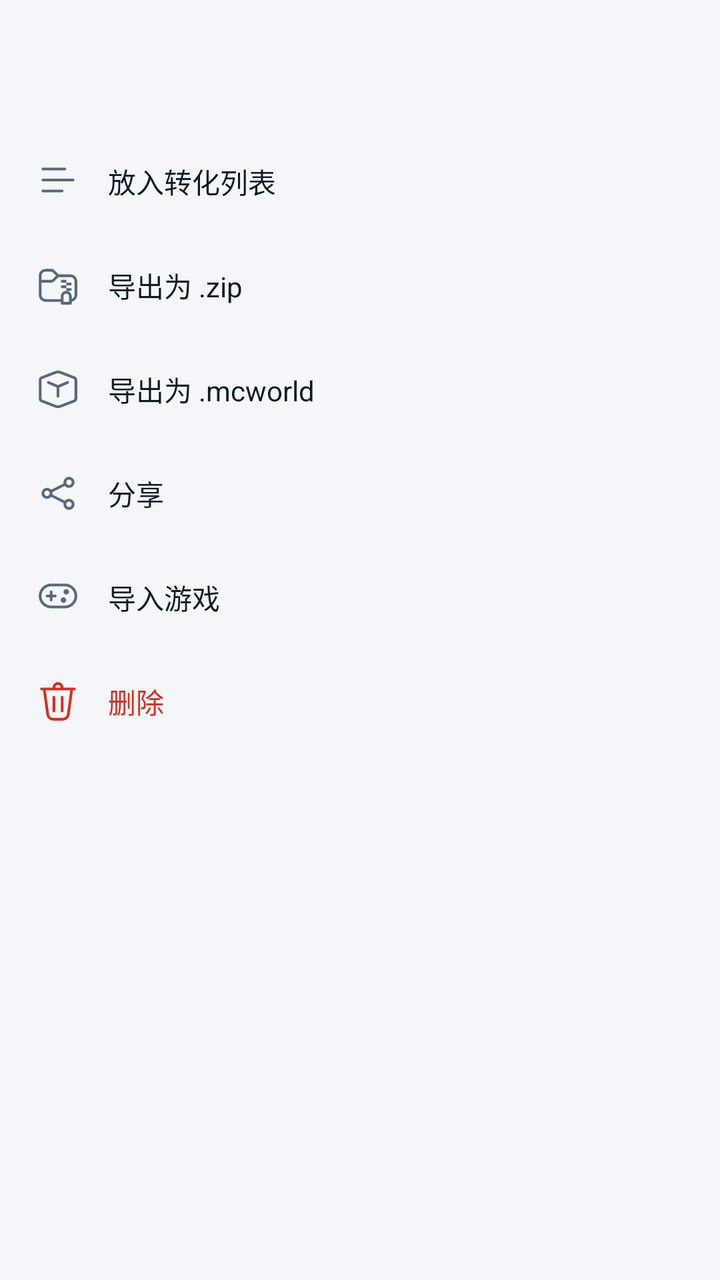
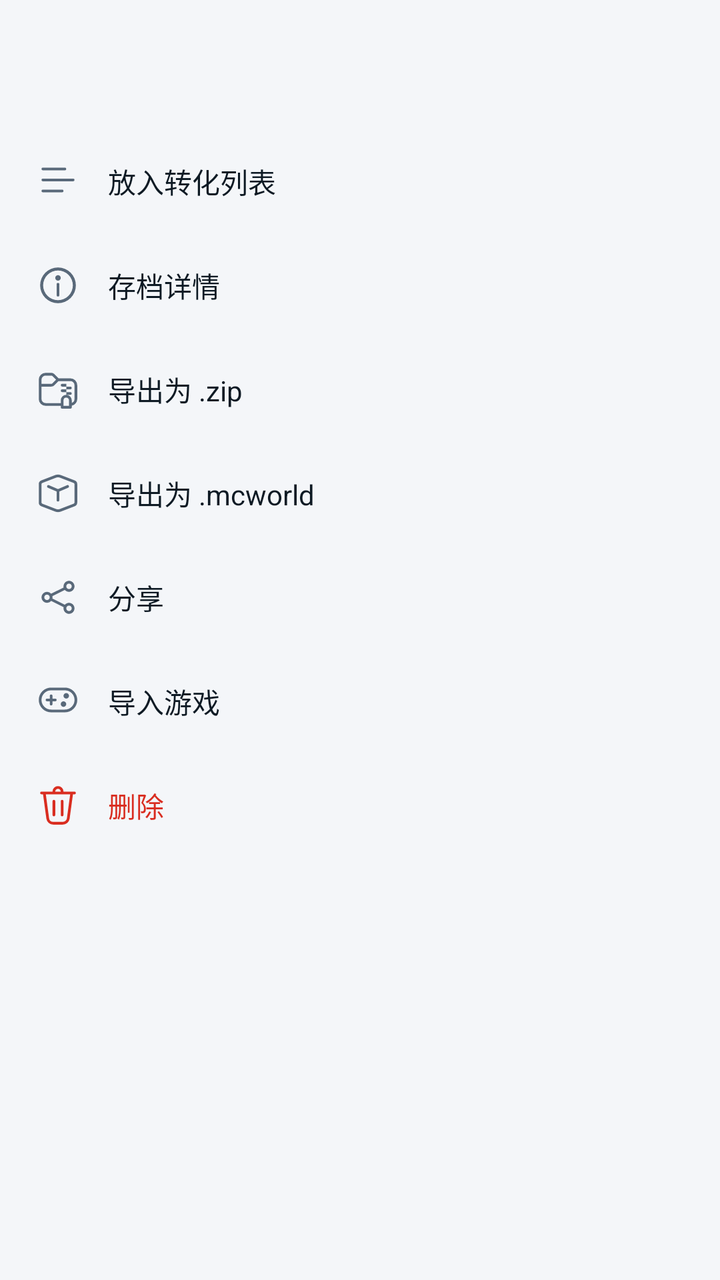

Compare the two renders of this Android layout. The source of the first and the diff that turns it into the second are given below.
<!-- AndroidManifest.xml: application theme Theme.LiteChunk -->
<!-- res/layout/sheet_output_actions.xml -->
<?xml version="1.0" encoding="utf-8"?>
<LinearLayout xmlns:android="http://schemas.android.com/apk/res/android"
    xmlns:app="http://schemas.android.com/apk/res-auto"
    android:layout_width="match_parent"
    android:layout_height="wrap_content"
    android:orientation="vertical"
    android:paddingStart="10dp"
    android:paddingTop="8dp"
    android:paddingEnd="10dp"
    android:paddingBottom="18dp">

    <TextView
        android:id="@+id/tvTitle"
        android:layout_width="match_parent"
        android:layout_height="wrap_content"
        android:ellipsize="middle"
        android:paddingStart="8dp"
        android:paddingTop="8dp"
        android:paddingEnd="8dp"
        android:paddingBottom="4dp"
        android:singleLine="true"
        android:textColor="@color/text"
        android:textSize="15sp"
        android:textStyle="bold" />

    <TextView
        android:id="@+id/tvSubtitle"
        android:layout_width="match_parent"
        android:layout_height="wrap_content"
        android:paddingStart="8dp"
        android:paddingBottom="8dp"
        android:textAppearance="@style/Text.LiteChunk.Caption" />

    <LinearLayout
        android:id="@+id/rowEnqueue"
        style="@style/Widget.LiteChunk.SheetRow">

        <ImageView style="@style/Widget.LiteChunk.SheetRowIcon" android:src="@drawable/ic_queue_add" />

        <TextView style="@style/Widget.LiteChunk.SheetRowLabel" android:text="放入转化列表" />
    </LinearLayout>

    <LinearLayout
        android:id="@+id/rowExportZip"
        style="@style/Widget.LiteChunk.SheetRow">

        <ImageView style="@style/Widget.LiteChunk.SheetRowIcon" android:src="@drawable/ic_zip" />

        <TextView style="@style/Widget.LiteChunk.SheetRowLabel" android:text="导出为 .zip" />
    </LinearLayout>

    <LinearLayout
        android:id="@+id/rowExportMcworld"
        style="@style/Widget.LiteChunk.SheetRow">

        <ImageView style="@style/Widget.LiteChunk.SheetRowIcon" android:src="@drawable/ic_bedrock" />

        <TextView style="@style/Widget.LiteChunk.SheetRowLabel" android:text="导出为 .mcworld" />
    </LinearLayout>

    <LinearLayout
        android:id="@+id/rowShare"
        style="@style/Widget.LiteChunk.SheetRow">

        <ImageView style="@style/Widget.LiteChunk.SheetRowIcon" android:src="@drawable/ic_share" />

        <TextView style="@style/Widget.LiteChunk.SheetRowLabel" android:text="分享" />
    </LinearLayout>

    <LinearLayout
        android:id="@+id/rowImport"
        style="@style/Widget.LiteChunk.SheetRow">

        <ImageView style="@style/Widget.LiteChunk.SheetRowIcon" android:src="@drawable/ic_game" />

        <TextView style="@style/Widget.LiteChunk.SheetRowLabel" android:text="导入游戏" />
    </LinearLayout>

    <LinearLayout
        android:id="@+id/rowDelete"
        style="@style/Widget.LiteChunk.SheetRow">

        <ImageView
            style="@style/Widget.LiteChunk.SheetRowIcon"
            android:src="@drawable/ic_delete"
            app:tint="@color/danger" />

        <TextView
            style="@style/Widget.LiteChunk.SheetRowLabel"
            android:text="删除"
            android:textColor="@color/danger" />
    </LinearLayout>

</LinearLayout>
<!-- resources referenced by this layout -->
<resources>
  <color name="danger">#FFD92D20</color>
  <color name="text">#FF0E1A24</color>
  <!-- drawable ic_queue_add (drawable) -->
  <?xml version="1.0" encoding="utf-8"?>
  <vector xmlns:android="http://schemas.android.com/apk/res/android"
      android:width="24dp"
      android:height="24dp"
      android:tint="?attr/colorControlNormal"
      android:viewportHeight="16"
      android:viewportWidth="16">
      <path
          android:fillColor="#FFFFFFFF"
          android:pathData="M2,3.5a0.5,0.5 0 0,1 0.5,-0.5h8a0.5,0.5 0 0,1 0,1h-8a0.5,0.5 0 0,1 -0.5,-0.5m0,8a0.5,0.5 0 0,1 0.5,-0.5h7a0.5,0.5 0 0,1 0,1h-7a0.5,0.5 0 0,1 -0.5,-0.5M2.5,7a0.5,0.5 0 0,0 0,1h11a0.5,0.5 0 0,0 0,-1z" />
  </vector>
  <!-- drawable ic_share (drawable) -->
  <?xml version="1.0" encoding="utf-8"?>
  <vector xmlns:android="http://schemas.android.com/apk/res/android"
      android:width="24dp"
      android:height="24dp"
      android:tint="?attr/colorControlNormal"
      android:viewportHeight="16"
      android:viewportWidth="16">
      <path
          android:fillColor="#FFFFFFFF"
          android:pathData="M12,3a1,1 0 1,0 0,2a1,1 0 0,0 0,-2m-2,1a2,2 0 1,1 0.491,1.313L5.956,7.581a2,2 0 0,1 0,0.838l4.535,2.268a2,2 0 1,1 -0.447,0.894L5.508,9.313a2,2 0 1,1 0,-2.627l4.536,-2.267A2,2 0 0,1 10,4M3,8a1,1 0 1,0 2,0a1,1 0 0,0 -2,0m8,4a1,1 0 1,0 2,0a1,1 0 0,0 -2,0" />
  </vector>
  <style name="Text.LiteChunk.Caption" parent="TextAppearance.Material3.BodySmall">
          <item name="android:textColor">@color/text_dim</item>
          <item name="android:textSize">12sp</item>
      </style>
  <style name="Widget.LiteChunk.SheetRow" parent="">
          <item name="android:layout_width">match_parent</item>
          <item name="android:layout_height">52dp</item>
          <item name="android:background">?attr/selectableItemBackground</item>
          <item name="android:clickable">true</item>
          <item name="android:focusable">true</item>
          <item name="android:gravity">center_vertical</item>
          <item name="android:orientation">horizontal</item>
          <item name="android:paddingStart">8dp</item>
          <item name="android:paddingEnd">8dp</item>
      </style>
  <style name="Widget.LiteChunk.SheetRowIcon" parent="">
          <item name="android:layout_width">22dp</item>
          <item name="android:layout_height">22dp</item>
          <item name="android:layout_marginEnd">14dp</item>
          <item name="android:tint">@color/text_dim</item>
      </style>
  <style name="Widget.LiteChunk.SheetRowLabel" parent="">
          <item name="android:layout_width">wrap_content</item>
          <item name="android:layout_height">wrap_content</item>
          <item name="android:textColor">@color/text</item>
          <item name="android:textSize">14sp</item>
      </style>
  <color name="text_dim">#FF59697A</color>
  <color name="accent">#FF0F9E68</color>
  <color name="white">#FFFFFFFF</color>
  <color name="accent_container">#FFE1F5EC</color>
  <color name="accent_alt">#FF2568CE</color>
  <color name="accent_alt_container">#FFE6EFFC</color>
  <color name="surface">#FFFFFFFF</color>
  <color name="surface_high">#FFF2F5F9</color>
  <color name="divider">#FFE1E7EE</color>
  <color name="bg">#FFF4F6F9</color>
  <!-- unchanged entries left out for length: 5 -->
</resources>

<!-- the commit's change to res/layout/sheet_output_actions.xml (unified diff, before → after) -->
@@ -38,6 +38,15 @@
         <ImageView style="@style/Widget.LiteChunk.SheetRowIcon" android:src="@drawable/ic_queue_add" />
 
         <TextView style="@style/Widget.LiteChunk.SheetRowLabel" android:text="放入转化列表" />
+    </LinearLayout>
+
+    <LinearLayout
+        android:id="@+id/rowDetails"
+        style="@style/Widget.LiteChunk.SheetRow">
+
+        <ImageView style="@style/Widget.LiteChunk.SheetRowIcon" android:src="@drawable/ic_info" />
+
+        <TextView style="@style/Widget.LiteChunk.SheetRowLabel" android:text="存档详情" />
     </LinearLayout>
 
     <LinearLayout
<!-- resource entries referenced after the edit -->
@@ -2,6 +2,22 @@
 <resources>
   <color name="danger">#FFD92D20</color>
   <color name="text">#FF0E1A24</color>
+  <!-- drawable ic_info (drawable) -->
+  <?xml version="1.0" encoding="utf-8"?>
+  <vector xmlns:android="http://schemas.android.com/apk/res/android"
+      android:width="24dp"
+      android:height="24dp"
+      android:tint="?attr/colorControlNormal"
+      android:viewportHeight="16"
+      android:viewportWidth="16">
+      <path
+          android:fillColor="#FFFFFFFF"
+          android:fillType="evenOdd"
+          android:pathData="M8,1.5a6.5,6.5 0 1,1 0,13 6.5,6.5 0 0,1 0,-13zM8,2.6a5.4,5.4 0 1,0 0,10.8A5.4,5.4 0 0,0 8,2.6z" />
+      <path
+          android:fillColor="#FFFFFFFF"
+          android:pathData="M8,4.3a1,1 0 1,1 0,2 1,1 0 0,1 0,-2zM8.5,7.4a0.6,0.6 0 0,0 -1,0v4.2a0.5,0.5 0 0,0 1,0z" />
+  </vector>
   <!-- drawable ic_queue_add (drawable) -->
   <?xml version="1.0" encoding="utf-8"?>
   <vector xmlns:android="http://schemas.android.com/apk/res/android"
